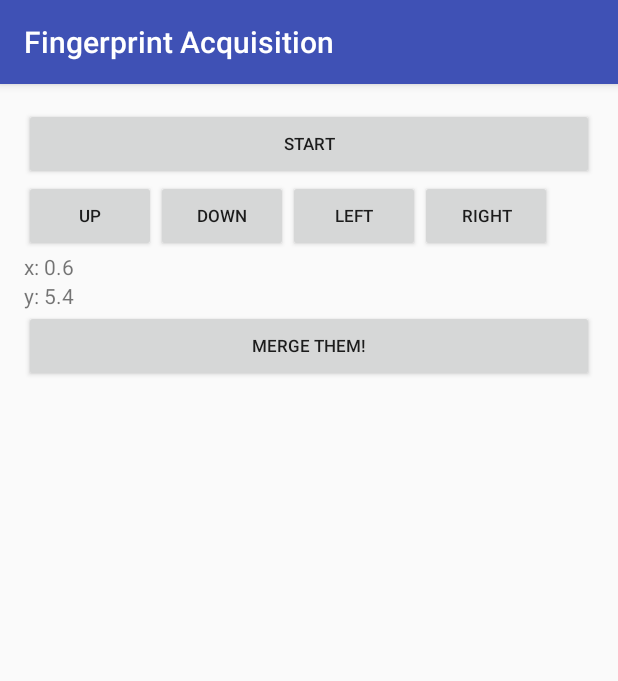
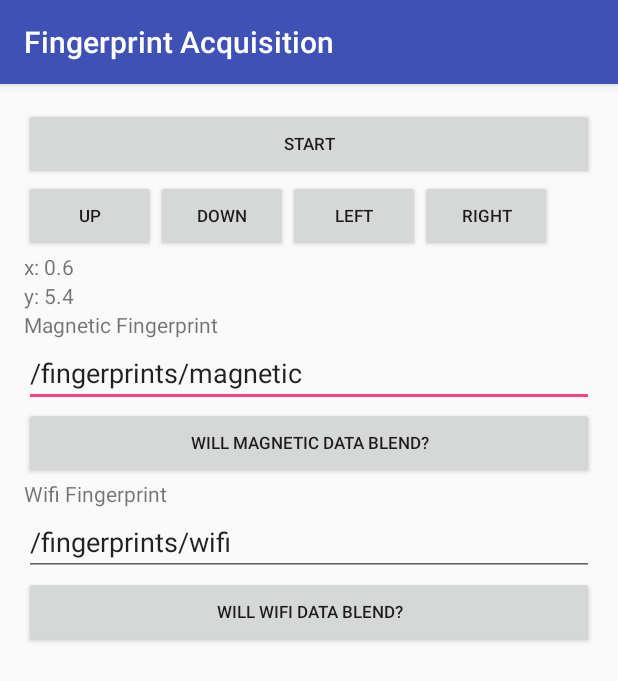
Before and after one commit to wnlab-isti/PrettyIndoor, an Android app: the AcquisitionActivity screen opened directly, with no data from a screen before it, on a phone screen of 412 x 824 dp. Shown: the top 681 px of the screen. Run offline under Robolectric (Android 15) with nearby library versions, the phone set to English and light mode, and no system bars; 1 statement that could not run was skipped.

Commit message:
Finito codice per fingerprinting (da testare)

```diff
--- a/app/build.gradle
+++ b/app/build.gradle
@@ -38,4 +38,5 @@ dependencies {
     compile 'com.android.support:design:25.0.1'
     testCompile 'junit:junit:4.12'
     compile files('libs/commons-math3-3.6.1.jar')
+    compile files('libs/guava-20.0.jar')
 }
--- a/app/src/main/java/it/cnr/isti/wnlab/indoornavigation/androidapp/fingerprint/AcquisitionActivity.java
+++ b/app/src/main/java/it/cnr/isti/wnlab/indoornavigation/androidapp/fingerprint/AcquisitionActivity.java
@@ -9,6 +9,7 @@ import android.os.Message;
 import android.support.v7.app.AppCompatActivity;
 import android.view.View;
 import android.widget.Button;
+import android.widget.EditText;
 import android.widget.TextView;
 import android.widget.Toast;
 
@@ -16,6 +17,7 @@ import java.io.BufferedWriter;
 import java.io.Closeable;
 import java.io.File;
 import java.io.FileWriter;
+import java.io.FilenameFilter;
 import java.io.IOException;
 import java.util.ArrayList;
 import java.util.Collection;
@@ -54,6 +56,15 @@ public class AcquisitionActivity extends AppCompatActivity implements View.OnCli
     private float y = 5.4f;
     private final static float UNIT = 0.6f;
 
+    // Folder path constants
+    public static final String FINGERPRINT_FOLDER = Environment.getExternalStorageDirectory() + "/fingerprints/";
+    public static final String MAGNETIC_DATA_FOLDER = FINGERPRINT_FOLDER + "magnetic/";
+    public static final String WIFI_DATA_FOLDER = FINGERPRINT_FOLDER + "wifi/";
+
+    // Data file prefixes
+    public static final String WIFI_DATA_FILE_PREFIX = "wifi_";
+    public static final String MAGNETIC_DATA_FILE_PREFIX = "magnetic_";
+
     @Override
     protected void onCreate(Bundle savedInstanceState) {
         super.onCreate(savedInstanceState);
@@ -75,6 +86,8 @@ public class AcquisitionActivity extends AppCompatActivity implements View.OnCli
         (findViewById(R.id.btn_down)).setOnClickListener(this);
         (findViewById(R.id.btn_left)).setOnClickListener(this);
         (findViewById(R.id.btn_right)).setOnClickListener(this);
+        (findViewById(R.id.btn_make_magnetic)).setOnClickListener(this);
+        (findViewById(R.id.btn_make_wifi)).setOnClickListener(this);
 
         // TextViews
         mViewX = (TextView) findViewById(R.id.tv_x);
@@ -105,10 +118,13 @@ public class AcquisitionActivity extends AppCompatActivity implements View.OnCli
      * Initialize data structures for the data we want to register.
      */
     private void populateMap() {
-        // Fingerprints folder path (create if it doesn't exist)
-        String fingerprintFolderPath = Environment.getExternalStorageDirectory() + "/fingerprints";
-        File fingerprintsFolder = new File(fingerprintFolderPath);
+        // Make folders (if needed)
+        File fingerprintsFolder = new File(FINGERPRINT_FOLDER);
         fingerprintsFolder.mkdirs();
+        File wifiDataFolder = new File(WIFI_DATA_FOLDER);
+        wifiDataFolder.mkdir();
+        File magneticDataFolder = new File(MAGNETIC_DATA_FOLDER);
+        magneticDataFolder.mkdir();
 
         // Current timestamp (for unique files)
         Long timestamp = System.currentTimeMillis();
@@ -116,12 +132,12 @@ public class AcquisitionActivity extends AppCompatActivity implements View.OnCli
         // Wifi initialization
         mEmitters.put(
                 new WifiScanner((WifiManager) getSystemService(WIFI_SERVICE), WifiScanner.DEFAULT_SCANNING_RATE),
-                new File(fingerprintFolderPath + "/fingerprint_wifi_" + timestamp + ".csv"));
+                new File(WIFI_DATA_FOLDER + WIFI_DATA_FILE_PREFIX + timestamp + ".csv"));
 
         // MF initialization
         mEmitters.put(
                 new MagneticFieldHandler((SensorManager) getSystemService(SENSOR_SERVICE), SensorManager.SENSOR_DELAY_FASTEST),
-                new File(fingerprintFolderPath + "/fingerprint_magnetic_" + timestamp + " .csv"));
+                new File(MAGNETIC_DATA_FOLDER + MAGNETIC_DATA_FILE_PREFIX + timestamp + " .csv"));
 
         // Register logger observer (I would like to use BiConsumer, but I can't)
         Iterator it = mEmitters.entrySet().iterator();
@@ -177,6 +193,9 @@ public class AcquisitionActivity extends AppCompatActivity implements View.OnCli
         int id = view.getId();
 
         switch(id) {
+            /**
+             * Button for start the data acquisition.
+             */
             case R.id.btn_start_fingerprint:
                 // Change button's visibility
                 mStartButton.setVisibility(View.INVISIBLE);
@@ -190,6 +209,9 @@ public class AcquisitionActivity extends AppCompatActivity implements View.OnCli
                 Toast.makeText(getApplicationContext(), "Acquisition started", Toast.LENGTH_SHORT).show();
                 break;
 
+            /**
+             * Buttons for moving.
+             */
             case R.id.btn_left:
                 x -= UNIT;
                 mViewX.setText("x: " + x);
@@ -209,6 +231,48 @@ public class AcquisitionActivity extends AppCompatActivity implements View.OnCli
                 y -= UNIT;
                 mViewY.setText("y: " + y);
                 break;
+
+            /**
+             * Button for making the magnetic fingerprint.
+             */
+            case R.id.btn_make_magnetic:
+                // Initialize fingerprint builder
+                MagneticFingerprintBuilder magneticBuilder = new MagneticFingerprintBuilder();
+
+                // Get data files from default folder
+                File[] magDataFiles = getDataFiles(MAGNETIC_DATA_FILE_PREFIX, new File(MAGNETIC_DATA_FOLDER));
+
+                // Check for magnetic data files
+                if(magDataFiles != null) {
+                    // The resulting file the fingerprint has to be saved in
+                    File result = new File(((EditText) findViewById(R.id.edit_magnetic_path)).getText().toString());
+
+                    // Make fingerprint
+                    magneticBuilder.make(result, magDataFiles);
+                } else
+                    Toast.makeText(getApplicationContext(), "No data files found for magnetic field.", Toast.LENGTH_SHORT);
+                break;
+
+            /**
+             * Button for making the wifi fingerprint.
+             */
+            case R.id.btn_make_wifi:
+                // Initialize fingerprint builder
+                WifiFingerprintBuilder wifiBuilder = new WifiFingerprintBuilder();
+
+                // Get data files from default folder
+                File[] wifiDataFiles = getDataFiles(WIFI_DATA_FILE_PREFIX, new File(WIFI_DATA_FOLDER));
+
+                // Check for magnetic data files
+                if(wifiDataFiles != null) {
+                    // The resulting file the fingerprint has to be saved in
+                    File result = new File(((EditText) findViewById(R.id.edit_wifi_path)).getText().toString());
+
+                    // Make fingerprint
+                    wifiBuilder.make(result, wifiDataFiles);
+                } else
+                    Toast.makeText(getApplicationContext(), "No data files found for wifi.", Toast.LENGTH_SHORT);
+                break;
         }
     }
 
@@ -226,13 +290,33 @@ public class AcquisitionActivity extends AppCompatActivity implements View.OnCli
             }
     }
 
+    /**
+     * Starts acquisition for current point.
+     */
     private void startAcquisition() {
         for(DataEmitter e : mEmitters.keySet())
             e.start();
     }
 
+    /**
+     * Stops acquisition for current point.
+     */
     private void stopAcquisition() {
         for(DataEmitter e : mEmitters.keySet())
             e.stop();
     }
+
+    /**
+     * @param prefix The prefix for specified data files.
+     * @param directory The directory that contains data files.
+     * @return The data files filtered by prefix.
+     */
+    private File[] getDataFiles(final String prefix, File directory) {
+        return directory.listFiles(new FilenameFilter() {
+            @Override
+            public boolean accept(File file, String s) {
+                return s.startsWith(prefix);
+            }
+        });
+    }
 }
--- a/app/src/main/java/it/cnr/isti/wnlab/indoornavigation/types/environmental/MagneticField.java
+++ b/app/src/main/java/it/cnr/isti/wnlab/indoornavigation/types/environmental/MagneticField.java
@@ -14,6 +14,6 @@ public class MagneticField extends DecomposedSensorData {
 
     @Override
     public String toString() {
-        return "M " + timestamp + RawData.LOG_SEPARATOR + x + RawData.LOG_SEPARATOR + y + RawData.LOG_SEPARATOR + z;
+        return "M" + RawData.LOG_SEPARATOR + timestamp + RawData.LOG_SEPARATOR + x + RawData.LOG_SEPARATOR + y + RawData.LOG_SEPARATOR + z;
     }
 }
--- a/app/src/main/java/it/cnr/isti/wnlab/indoornavigation/types/environmental/Pressure.java
+++ b/app/src/main/java/it/cnr/isti/wnlab/indoornavigation/types/environmental/Pressure.java
@@ -18,7 +18,7 @@ public class Pressure extends RawSensorData {
 
     @Override
     public String toString() {
-        return "P " + timestamp + RawData.LOG_SEPARATOR + pressure;
+        return "P" + RawData.LOG_SEPARATOR + timestamp + RawData.LOG_SEPARATOR + pressure;
     }
 
 }
--- a/app/src/main/java/it/cnr/isti/wnlab/indoornavigation/types/environmental/RelativeHumidity.java
+++ b/app/src/main/java/it/cnr/isti/wnlab/indoornavigation/types/environmental/RelativeHumidity.java
@@ -18,7 +18,7 @@ public class RelativeHumidity extends RawSensorData {
 
     @Override
     public String toString() {
-        return "H " + timestamp + RawData.LOG_SEPARATOR + humidity;
+        return "H" + RawData.LOG_SEPARATOR + timestamp + RawData.LOG_SEPARATOR + humidity;
     }
 
 }
--- a/app/src/main/java/it/cnr/isti/wnlab/indoornavigation/types/inertial/Acceleration.java
+++ b/app/src/main/java/it/cnr/isti/wnlab/indoornavigation/types/inertial/Acceleration.java
@@ -14,6 +14,6 @@ public class Acceleration extends DecomposedSensorData {
 
     @Override
     public String toString() {
-        return "A " + timestamp + RawData.LOG_SEPARATOR + x + RawData.LOG_SEPARATOR + y + RawData.LOG_SEPARATOR + z;
+        return "A" + RawData.LOG_SEPARATOR + timestamp + RawData.LOG_SEPARATOR + x + RawData.LOG_SEPARATOR + y + RawData.LOG_SEPARATOR + z;
     }
 }
--- a/app/src/main/java/it/cnr/isti/wnlab/indoornavigation/types/inertial/AngularSpeed.java
+++ b/app/src/main/java/it/cnr/isti/wnlab/indoornavigation/types/inertial/AngularSpeed.java
@@ -15,6 +15,6 @@ public class AngularSpeed extends DecomposedSensorData {
 
     @Override
     public String toString() {
-        return "R " + timestamp + RawData.LOG_SEPARATOR + x + RawData.LOG_SEPARATOR + y + RawData.LOG_SEPARATOR + z;
+        return "R" + RawData.LOG_SEPARATOR + timestamp + RawData.LOG_SEPARATOR + x + RawData.LOG_SEPARATOR + y + RawData.LOG_SEPARATOR + z;
     }
 }
--- a/app/src/main/java/it/cnr/isti/wnlab/indoornavigation/types/wifi/SingleAccessPoint.java
+++ b/app/src/main/java/it/cnr/isti/wnlab/indoornavigation/types/wifi/SingleAccessPoint.java
@@ -3,7 +3,7 @@ package it.cnr.isti.wnlab.indoornavigation.types.wifi;
 import it.cnr.isti.wnlab.indoornavigation.types.RawData;
 
 /**
- * (bssid,level)
+ * (bssd,rssi)
  */
 public class SingleAccessPoint implements RawData {
     public final String bssid;
@@ -16,6 +16,6 @@ public class SingleAccessPoint implements RawData {
 
     @Override
     public String toString() {
-        return "(" + bssid + "," + level + ")";
+        return bssid + RawData.LOG_SEPARATOR + level;
     }
 }
--- a/app/src/main/res/layout/activity_fingerprint.xml
+++ b/app/src/main/res/layout/activity_fingerprint.xml
@@ -65,11 +65,41 @@
         android:text="0"
         android:id="@+id/tv_y" />
 
+    <TextView
+        android:layout_width="match_parent"
+        android:layout_height="wrap_content"
+        android:text="Magnetic Fingerprint" />
+
+    <EditText
+        android:layout_width="match_parent"
+        android:layout_height="wrap_content"
+        android:id="@+id/edit_magnetic_path"
+        android:text="/fingerprints/magnetic" />
+
     <Button
         android:layout_width="match_parent"
         android:layout_height="wrap_content"
-        android:id="@+id/btn_make"
-        android:text="Merge them!"
-        android:textSize="5pt"/>
+        android:id="@+id/btn_make_magnetic"
+        android:text="Will magnetic data blend?"
+        android:textSize="5pt" />
+
+    <TextView
+        android:layout_width="match_parent"
+        android:layout_height="wrap_content"
+        android:text="Wifi Fingerprint" />
+
+    <EditText
+        android:layout_width="match_parent"
+        android:layout_height="wrap_content"
+        android:id="@+id/edit_wifi_path"
+        android:text="/fingerprints/wifi" />
+
+    <Button
+        android:layout_width="match_parent"
+        android:layout_height="wrap_content"
+        android:id="@+id/btn_make_wifi"
+        android:text="Will WiFi data blend?"
+        android:textSize="5pt" />
+
 
 </LinearLayout>
```
Also changed, not shown: app/src/main/java/it/cnr/isti/wnlab/indoornavigation/androidapp/fingerprint/FingerprintBuilder.java (renamed from app/src/main/java/it/cnr/isti/wnlab/indoornavigation/androidapp/fingerprint/Fingerprint.java, +10 -13 lines), app/src/main/java/it/cnr/isti/wnlab/indoornavigation/androidapp/fingerprint/MagneticFingerprintBuilder.java (added, +82 -0 lines), app/src/main/java/it/cnr/isti/wnlab/indoornavigation/androidapp/fingerprint/WifiFingerprintBuilder.java (added, +114 -0 lines), app/src/main/java/it/cnr/isti/wnlab/indoornavigation/types/wifi/WifiFingerprint.java (+6 -4 lines), 7 other files.
